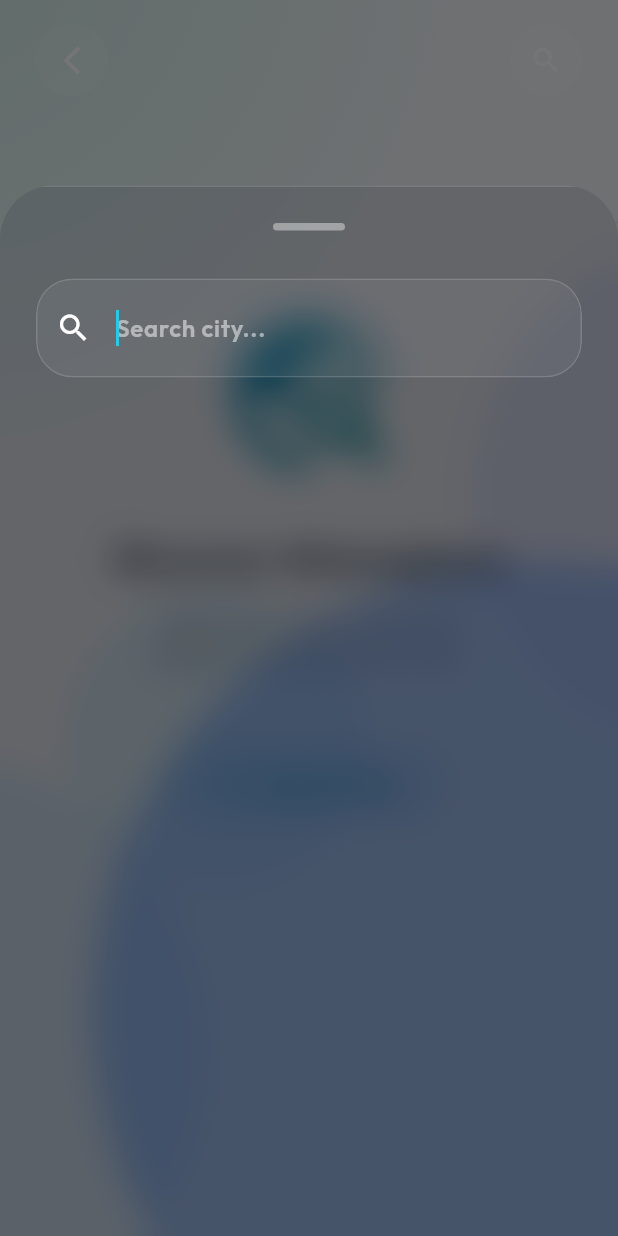
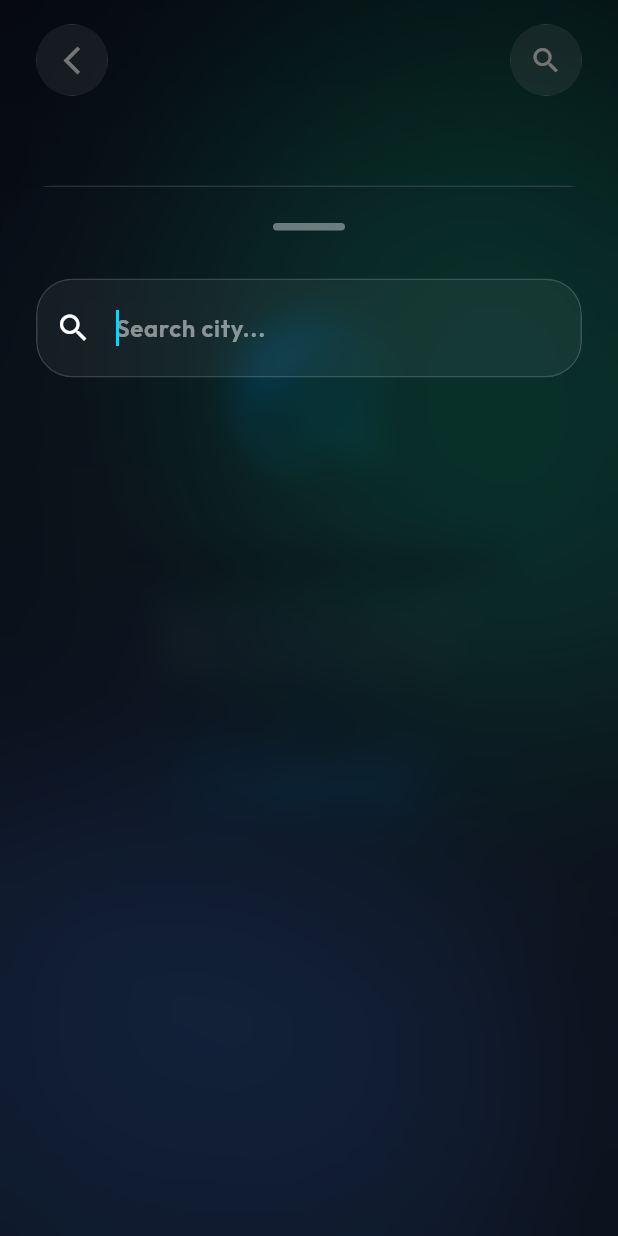
Before and after one commit to gautam1432002/Naxus-Flutter-App, a Flutter app: the AirPulseScreen screen opened directly, after a tap on "Search City", on a phone screen of 412 x 824 dp. Run offline on Flutter 3.47's test engine with Material 3 defaults, Android fonts, the phone set to English and light mode, and no system bars; our stand-ins replace connectivity_plus, flutter_dotenv, flutter_map, flutter_staggered_animations, google_fonts, latlong2 and 3 more; accounts and stored records are empty; network calls fail.

Commit message:
Air Pulse- Background Redesign

```diff
--- a/lib/screens/air_pulse_screen.dart
+++ b/lib/screens/air_pulse_screen.dart
@@ -23,6 +23,10 @@ import '../widgets/tactile_glass_button.dart';
 import '../widgets/nexus_universal_header.dart';
 import '../widgets/weather_illustration.dart';
 import '../services/app_data_store.dart';
+import '../widgets/animated_number_counter.dart';
+import '../widgets/interactive_3d_card.dart';
+import '../widgets/weather_particle_system.dart';
+import '../widgets/breathing_aqi_ring.dart';
 
 enum ActiveDashboardCard { weather, aqi }
 
@@ -336,8 +340,8 @@ class _AirPulseScreenState extends State<AirPulseScreen> {
           child: Container(
             decoration: BoxDecoration(
               borderRadius: BorderRadius.circular(24),
-              color: Colors.white.withValues(alpha: 0.45),
-              border: Border.all(color: Colors.white.withValues(alpha: 0.65), width: 1.2),
+              color: Colors.white.withValues(alpha: 0.20),
+              border: Border.all(color: Colors.white.withValues(alpha: 0.30), width: 1.0),
               boxShadow: [
                 BoxShadow(
                   color: const Color(0xFF0F172A).withValues(alpha: 0.05),
@@ -396,8 +400,8 @@ class _AirPulseScreenState extends State<AirPulseScreen> {
       child: Container(
         decoration: BoxDecoration(
           borderRadius: BorderRadius.circular(24),
-          color: Colors.white.withValues(alpha: 0.45),
-          border: Border.all(color: Colors.white.withValues(alpha: 0.65), width: 1.2),
+          color: Colors.white.withValues(alpha: 0.20),
+          border: Border.all(color: Colors.white.withValues(alpha: 0.30), width: 1.0),
           boxShadow: [
             BoxShadow(
               color: const Color(0xFF0F172A).withValues(alpha: 0.05),
@@ -474,6 +478,7 @@ class _AirPulseScreenState extends State<AirPulseScreen> {
           setState(() => _activeCard = ActiveDashboardCard.weather);
         }
       },
+      child: Interactive3DCard(
         child: AnimatedContainer(
           duration: const Duration(milliseconds: 400),
         decoration: BoxDecoration(
@@ -482,10 +487,10 @@ class _AirPulseScreenState extends State<AirPulseScreen> {
             begin: Alignment.topLeft,
             end: Alignment.bottomRight,
             colors: isActive
-              ? [Colors.white.withValues(alpha: 0.55), Colors.white.withValues(alpha: 0.35)]
-              : [Colors.white.withValues(alpha: 0.30), Colors.white.withValues(alpha: 0.15)],
-          ),
-          border: Border.all(color: Colors.white.withValues(alpha: isActive ? 0.75 : 0.40), width: 1.2),
+              ? [Colors.white.withValues(alpha: 0.35), Colors.white.withValues(alpha: 0.15)]
+              : [Colors.white.withValues(alpha: 0.20), Colors.white.withValues(alpha: 0.05)],
+          ),
+          border: Border.all(color: Colors.white.withValues(alpha: isActive ? 0.40 : 0.20), width: 1.0),
           boxShadow: [
             BoxShadow(
               color: const Color(0xFF0F172A).withValues(alpha: isActive ? 0.08 : 0.03),
@@ -507,8 +512,10 @@ class _AirPulseScreenState extends State<AirPulseScreen> {
                     child: Column(
                       crossAxisAlignment: CrossAxisAlignment.start,
                       children: [
-                        Text(
-                          '${_weather!.temperature.toStringAsFixed(0)}°',
+                        AnimatedNumberCounter(
+                          value: _weather!.temperature,
+                          fractionDigits: 0,
+                          suffix: '°',
                           style: const TextStyle(
                             color: Color(0xFF0F172A),
                             fontSize: 48,
@@ -518,8 +525,11 @@ class _AirPulseScreenState extends State<AirPulseScreen> {
                           ),
                         ),
                         const SizedBox(height: 8),
-                        Text(
-                          'Feels like ${_weather!.feelsLike.toStringAsFixed(0)}°',
+                        AnimatedNumberCounter(
+                          value: _weather!.feelsLike,
+                          fractionDigits: 0,
+                          prefix: 'Feels like ',
+                          suffix: '°',
                           style: const TextStyle(
                             color: Color(0xFF64748B),
                             fontSize: 14,
@@ -558,6 +568,7 @@ class _AirPulseScreenState extends State<AirPulseScreen> {
           ),
         ),
       ),
+      ),
     );
   }
 
@@ -571,6 +582,7 @@ class _AirPulseScreenState extends State<AirPulseScreen> {
           setState(() => _activeCard = ActiveDashboardCard.aqi);
         }
       },
+      child: Interactive3DCard(
         child: AnimatedContainer(
           duration: const Duration(milliseconds: 400),
         decoration: BoxDecoration(
@@ -579,10 +591,10 @@ class _AirPulseScreenState extends State<AirPulseScreen> {
             begin: Alignment.topLeft,
             end: Alignment.bottomRight,
             colors: isActive
-              ? [Colors.white.withValues(alpha: 0.55), Colors.white.withValues(alpha: 0.35)]
-              : [Colors.white.withValues(alpha: 0.30), Colors.white.withValues(alpha: 0.15)],
-          ),
-          border: Border.all(color: Colors.white.withValues(alpha: isActive ? 0.75 : 0.40), width: 1.2),
+              ? [Colors.white.withValues(alpha: 0.35), Colors.white.withValues(alpha: 0.15)]
+              : [Colors.white.withValues(alpha: 0.20), Colors.white.withValues(alpha: 0.05)],
+          ),
+          border: Border.all(color: Colors.white.withValues(alpha: isActive ? 0.40 : 0.20), width: 1.0),
           boxShadow: [
             BoxShadow(
               color: const Color(0xFF0F172A).withValues(alpha: isActive ? 0.08 : 0.03),
@@ -615,18 +627,22 @@ class _AirPulseScreenState extends State<AirPulseScreen> {
                         child: Stack(
                           alignment: Alignment.center,
                           children: [
-                            CustomPaint(
+                            BreathingAqiRing(
+                              aqiVal: _airQuality!.europeanAqi,
+                              child: CustomPaint(
                                 size: const Size(110, 110),
                                 painter: AqiGaugePainter(
                                   value: normalizedValue,
                                   activeColor: activeColor,
                                 ),
                               ),
+                            ),
                             Column(
                               mainAxisSize: MainAxisSize.min,
                               children: [
-                                Text(
-                                  aqiVal.toInt().toString(),
+                                AnimatedNumberCounter(
+                                  value: aqiVal,
+                                  fractionDigits: 0,
                                   style: const TextStyle(
                                     color: Color(0xFF0F172A),
                                     fontSize: 32,
@@ -661,6 +677,7 @@ class _AirPulseScreenState extends State<AirPulseScreen> {
                     ],
                   );
                 },
+              ),
             ),
             ),
           ),
@@ -831,6 +848,13 @@ class _AirPulseScreenState extends State<AirPulseScreen> {
               weather: _weather,
               airQuality: _airQuality,
               activeCard: _activeCard,
+            ),
+          ),
+
+          if (_weather != null)
+            Positioned.fill(
+              child: WeatherParticleSystem(
+                conditionLabel: _weather!.conditionLabel,
               ),
             ),
 
@@ -1287,32 +1311,62 @@ class AtmosphericBackgroundPainter extends CustomPainter {
 
   @override
   void paint(Canvas canvas, Size size) {
-    // 1. Base color interpolation
-    final baseAqi = const Color(0xFFF1F5F9);
-    final isDarkWeather = weather?.conditionLabel.toLowerCase().contains('rain') == true ||
-                          weather?.conditionLabel.toLowerCase().contains('snow') == true;
-    final baseWeather = isDarkWeather ? const Color(0xFFE2E8F0) : const Color(0xFFF1F5F9);
-    final baseColor = Color.lerp(baseAqi, baseWeather, transition)!;
-    canvas.drawColor(baseColor, BlendMode.srcOver);
-
-    // 2. Static Background Elements (Rich, slightly saturated)
-    _drawStaticDecorations(canvas, size);
-
-    // 3. Morphing Ambient AQI -> Weather Elements
-    Color c1 = const Color(0xFF10B981); // AQI Green
-    Color c2 = const Color(0xFF3B82F6); // AQI Blue
-    if (aqi != null) {
-      final aqiVal = aqi!.europeanAqi;
-      if (aqiVal > 66) { c1 = const Color(0xFFEF4444); c2 = const Color(0xFFF97316); }
-      else if (aqiVal > 33) { c1 = const Color(0xFFEAB308); c2 = const Color(0xFFF97316); }
-    }
-
-    final aqiTopLeft = const Offset(-50, -50);
-    final aqiTopLeftRadius = 250.0;
-
-    final aqiBottomRight = Offset(size.width - 50, size.height - 150);
-    final aqiBottomRightRadius = 300.0;
-
+    // 1. Time-of-Day Solar Gradients for Weather Mode
+    final now = DateTime.now();
+    final hour = now.hour + now.minute / 60.0;
+
+    Color topWeatherColor = const Color(0xFF38BDF8); // Day blue
+    Color bottomWeatherColor = const Color(0xFFF1F5F9); // Day light
+
+    if (hour >= 18 || hour < 5) {
+      // Night / Dusk
+      topWeatherColor = const Color(0xFF0F172A);
+      bottomWeatherColor = const Color(0xFF1E293B);
+    } else if (hour >= 16 && hour < 18) {
+      // Sunset
+      topWeatherColor = const Color(0xFFF59E0B);
+      bottomWeatherColor = const Color(0xFFEF4444);
+    } else if (hour >= 5 && hour < 8) {
+      // Sunrise
+      topWeatherColor = const Color(0xFFFCD34D);
+      bottomWeatherColor = const Color(0xFFF472B6);
+    }
+
+    // Base color for AQI Mode
+    Color aqiTopColor = const Color(0xFF0F172A);
+    Color aqiBottomColor = const Color(0xFF1E293B);
+
+    final topColor = Color.lerp(aqiTopColor, topWeatherColor, transition)!;
+    final bottomColor = Color.lerp(aqiBottomColor, bottomWeatherColor, transition)!;
+
+    final bgPaint = Paint()
+      ..shader = ui.Gradient.linear(
+        Offset.zero,
+        Offset(0, size.height),
+        [topColor, bottomColor]
+      );
+    canvas.drawRect(Offset.zero & size, bgPaint);
+
+    // --- AQI Aurora Effect ---
+    if (transition < 1.0) {
+      final aqiVal = aqi?.europeanAqi ?? 0;
+      Color auroraC1 = const Color(0xFF10B981); // Green
+      Color auroraC2 = const Color(0xFF3B82F6); // Blue
+
+      if (aqiVal > 66) {
+        auroraC1 = const Color(0xFFEF4444);
+        auroraC2 = const Color(0xFFF97316);
+      } else if (aqiVal > 33) {
+        auroraC1 = const Color(0xFFEAB308);
+        auroraC2 = const Color(0xFFF97316);
+      }
+
+      final auroraOpacity = 1.0 - transition;
+      _drawAuroraMesh(canvas, size, time, auroraC1, auroraC2, auroraOpacity);
+    }
+
+    // --- Weather Elements ---
+    if (transition > 0.0) {
       String cond = weather?.conditionLabel.toLowerCase() ?? 'clear';
       bool isCloudy = cond.contains('cloud');
       bool isRain = cond.contains('rain') || cond.contains('drizzle') || cond.contains('thunder');
@@ -1320,162 +1374,103 @@ class AtmosphericBackgroundPainter extends CustomPainter {
       bool isClear = !isCloudy && !isRain && !isSnow;
 
       if (isClear) {
-      // Morph Top-Left AQI -> Sun in Top-Right
-      final sunCenter = Offset.lerp(aqiTopLeft, Offset(size.width - 60, 180), transition)!;
-      final sunRadius = ui.lerpDouble(aqiTopLeftRadius, 140.0, transition)!;
-
-      final sunGlow = Paint()
-        ..shader = ui.Gradient.radial(sunCenter, sunRadius * 1.5, [
-          Color.lerp(c1.withValues(alpha: 0.15), const Color(0xFFFDE047).withValues(alpha: 0.4), transition)!,
-          Color.lerp(c1.withValues(alpha: 0.0), const Color(0xFFF59E0B).withValues(alpha: 0.0), transition)!,
-        ]);
-      canvas.drawCircle(sunCenter, sunRadius * 1.5, sunGlow);
-
-      if (transition > 0) {
-        final sunBody = Paint()
-          ..shader = ui.Gradient.linear(
-            Offset(sunCenter.dx, sunCenter.dy - sunRadius),
-            Offset(sunCenter.dx, sunCenter.dy + sunRadius),
-            [
-              Color.lerp(c1.withValues(alpha: 0.0), const Color(0xFFFEF08A), transition)!,
-              Color.lerp(c1.withValues(alpha: 0.0), const Color(0xFFF59E0B), transition)!,
-            ]
-          );
-        canvas.drawCircle(sunCenter, sunRadius * transition, sunBody);
-
-        // Rotating rays
+        _drawGodRays(canvas, size, time, transition);
+      } else if (isCloudy || isRain || isSnow) {
+        _drawVolumetricClouds(canvas, size, time, transition, isRain ? Colors.grey : Colors.white);
+      }
+    }
+
+    // Vignette Overlay
+    final vignette = Paint()
+      ..shader = ui.Gradient.radial(
+        Offset(size.width / 2, size.height / 2),
+        size.height * 0.8,
+        [Colors.transparent, Colors.black.withValues(alpha: 0.4)],
+        [0.4, 1.0],
+      )
+      ..blendMode = BlendMode.multiply;
+    canvas.drawRect(Offset.zero & size, vignette);
+  }
+
+  void _drawAuroraMesh(Canvas canvas, Size size, double t, Color c1, Color c2, double opacity) {
+    final p1 = Paint()
+      ..color = c1.withValues(alpha: opacity * 0.4)
+      ..maskFilter = const MaskFilter.blur(BlurStyle.normal, 100);
+
+    final p2 = Paint()
+      ..color = c2.withValues(alpha: opacity * 0.4)
+      ..maskFilter = const MaskFilter.blur(BlurStyle.normal, 120);
+
+    final x1 = size.width * 0.5 + math.sin(t * math.pi * 2) * size.width * 0.4;
+    final y1 = size.height * 0.3 + math.cos(t * math.pi * 1.5) * size.height * 0.25;
+
+    final x2 = size.width * 0.5 + math.cos(t * math.pi * 2.2) * size.width * 0.4;
+    final y2 = size.height * 0.7 + math.sin(t * math.pi * 1.8) * size.height * 0.25;
+
+    canvas.drawCircle(Offset(x1, y1), 200, p1);
+    canvas.drawCircle(Offset(x2, y2), 250, p2);
+
+    final p3 = Paint()
+      ..color = c1.withValues(alpha: opacity * 0.24)
+      ..maskFilter = const MaskFilter.blur(BlurStyle.normal, 150);
+
+    final x3 = size.width * 0.5 + math.sin(t * math.pi * 1.2) * size.width * 0.5;
+    final y3 = size.height * 0.5 + math.cos(t * math.pi * 2.5) * size.height * 0.35;
+
+    canvas.drawCircle(Offset(x3, y3), 300, p3);
+  }
+
+  void _drawGodRays(Canvas canvas, Size size, double t, double opacity) {
+    canvas.save();
+    canvas.translate(size.width * 0.8, size.height * 0.2); // Sun position
+
     final rayPaint = Paint()
       ..shader = ui.Gradient.linear(
-            Offset.zero, Offset(0, sunRadius + 40),
+        Offset.zero,
+        Offset(-size.width, size.height),
         [
-               const Color(0xFFFDE047).withValues(alpha: 0.5 * transition),
-               const Color(0xFFF59E0B).withValues(alpha: 0.0),
+          Colors.white.withValues(alpha: 0.12 * opacity),
+          Colors.white.withValues(alpha: 0.0),
         ]
       )
-          ..strokeWidth = 8 * transition
-          ..strokeCap = StrokeCap.round;
-
+      ..blendMode = BlendMode.screen;
+
+    final rayCount = 5;
+    for (int i = 0; i < rayCount; i++) {
       canvas.save();
-        canvas.translate(sunCenter.dx, sunCenter.dy);
-        canvas.rotate(time * math.pi * 4); // Slow rotation
-        for (int i=0; i<8; i++) {
-           canvas.save();
-           canvas.rotate(i * math.pi / 4);
-           canvas.drawLine(Offset(0, sunRadius + 10), Offset(0, sunRadius + 60 + math.sin(time * math.pi * 20)*10), rayPaint);
+      double angle = (i * math.pi / 6) + (math.sin(t * math.pi * 2 + i) * 0.05);
+      canvas.rotate(angle);
+
+      final path = Path()
+        ..moveTo(0, -30)
+        ..lineTo(-size.width * 1.5, size.height)
+        ..lineTo(-size.width * 1.1, size.height)
+        ..lineTo(0, 30)
+        ..close();
+
+      canvas.drawPath(path, rayPaint);
       canvas.restore();
     }
     canvas.restore();
   }
 
-      // Morph Bottom-Right AQI -> Soft foreground cloud
-      final cloudCenter = Offset.lerp(aqiBottomRight, Offset(180, size.height - 300), transition)!;
-      final cloudW = ui.lerpDouble(aqiBottomRightRadius * 2, 600, transition)!;
-      final cloudColor = Color.lerp(c2.withValues(alpha: 0.15), Colors.white.withValues(alpha: 0.7), transition)!;
-
-      _drawStylizedCloud(canvas, cloudCenter, cloudW, cloudColor, transition);
-
-    } else if (isCloudy) {
-       // Cloud morphing
-       final cloud1Center = Offset.lerp(aqiTopLeft, Offset(120, 150), transition)!;
-       final cloud1R = ui.lerpDouble(aqiTopLeftRadius, 180, transition)!;
-       final c1Color = Color.lerp(c1.withValues(alpha: 0.15), Colors.white.withValues(alpha: 0.9), transition)!;
-       _drawStylizedCloud(canvas, cloud1Center, cloud1R * 2, c1Color, transition);
-
-       final cloud2Center = Offset.lerp(aqiBottomRight, Offset(size.width - 150, 320), transition)!;
-       final cloud2R = ui.lerpDouble(aqiBottomRightRadius, 250, transition)!;
-       final c2Color = Color.lerp(c2.withValues(alpha: 0.15), const Color(0xFFE2E8F0).withValues(alpha: 0.8), transition)!;
-       _drawStylizedCloud(canvas, cloud2Center, cloud2R * 2, c2Color, transition);
-    } else if (isRain) {
-       // Rain morphing
-       final cloud1Center = Offset.lerp(aqiTopLeft, Offset(size.width/2, 100), transition)!;
-       final cloud1R = ui.lerpDouble(aqiTopLeftRadius, size.width * 0.45, transition)!;
-       final c1Color = Color.lerp(c1.withValues(alpha: 0.15), const Color(0xFF94A3B8).withValues(alpha: 0.8), transition)!;
-       _drawStylizedCloud(canvas, cloud1Center, cloud1R * 2, c1Color, transition);
-
-       final cloud2Center = Offset.lerp(aqiBottomRight, Offset(size.width - 100, 250), transition)!;
-       final cloud2R = ui.lerpDouble(aqiBottomRightRadius, 200, transition)!;
-       final c2Color = Color.lerp(c2.withValues(alpha: 0.15), const Color(0xFF64748B).withValues(alpha: 0.6), transition)!;
-       _drawStylizedCloud(canvas, cloud2Center, cloud2R * 2, c2Color, transition);
-
-       // Large rain streaks and lightning removed per user request
-    } else {
-       // Snow morphing
-       final cloud1Center = Offset.lerp(aqiTopLeft, Offset(size.width/2, 150), transition)!;
-       final cloud1R = ui.lerpDouble(aqiTopLeftRadius, size.width * 0.5, transition)!;
-       final c1Color = Color.lerp(c1.withValues(alpha: 0.15), const Color(0xFFDBEAFE).withValues(alpha: 0.8), transition)!;
-       _drawStylizedCloud(canvas, cloud1Center, cloud1R * 2, c1Color, transition);
-
-       final cloud2Center = Offset.lerp(aqiBottomRight, Offset(size.width - 200, 350), transition)!;
-       final cloud2R = ui.lerpDouble(aqiBottomRightRadius, 250, transition)!;
-       final c2Color = Color.lerp(c2.withValues(alpha: 0.15), Colors.white.withValues(alpha: 0.7), transition)!;
-       _drawStylizedCloud(canvas, cloud2Center, cloud2R * 2, c2Color, transition);
-    }
-  }
-
-  void _drawStylizedCloud(Canvas canvas, Offset center, double width, Color color, double transition) {
-     final floatOffset = math.sin(time * math.pi * 10) * 8 * transition;
-     final c = Offset(center.dx, center.dy + floatOffset);
-
-     final r1 = ui.lerpDouble(width/2, width * 0.28, transition)!;
-     final r2 = ui.lerpDouble(width/2, width * 0.40, transition)!;
-     final r3 = ui.lerpDouble(width/2, width * 0.22, transition)!;
-
-     final d1 = Offset.lerp(Offset.zero, Offset(-width * 0.25, 20), transition)!;
-     final d2 = Offset.lerp(Offset.zero, Offset.zero, transition)!;
-     final d3 = Offset.lerp(Offset.zero, Offset(width * 0.30, 30), transition)!;
-
-     if (transition > 0) {
-       final shadow = Paint()
-         ..color = Colors.black.withValues(alpha: 0.12 * transition)
-         ..maskFilter = const MaskFilter.blur(BlurStyle.normal, 25);
-       canvas.drawCircle(c + d1, r1, shadow);
-       canvas.drawCircle(c + d2, r2, shadow);
-       canvas.drawCircle(c + d3, r3, shadow);
-     }
-
-     final paint = Paint()..color = color;
-     canvas.drawCircle(c + d1, r1, paint);
-     canvas.drawCircle(c + d2, r2, paint);
-     canvas.drawCircle(c + d3, r3, paint);
-
-     if (transition > 0) {
-       final highlight = Paint()
-         ..shader = ui.Gradient.linear(
-           Offset(c.dx, c.dy - width * 0.3),
-           Offset(c.dx, c.dy),
-           [
-             Colors.white.withValues(alpha: 0.6 * transition),
-             Colors.white.withValues(alpha: 0.0),
-           ]
-         );
-       canvas.drawCircle(c + d1, r1, highlight);
-       canvas.drawCircle(c + d2, r2, highlight);
-       canvas.drawCircle(c + d3, r3, highlight);
-     }
-  }
-
-  void _drawStaticDecorations(Canvas canvas, Size size) {
-    final p1 = Paint()
-      ..color = const Color(0xFF60A5FA).withValues(alpha: 0.15)
-      ..style = PaintingStyle.fill;
-    canvas.drawCircle(Offset(-60, size.height * 0.85), 200, p1);
-
-    final p2 = Paint()
-      ..color = const Color(0xFF818CF8).withValues(alpha: 0.12)
-      ..style = PaintingStyle.fill;
-    canvas.drawCircle(Offset(size.width + 80, size.height * 0.4), 180, p2);
-
-    final p3 = Paint()
-      ..color = const Color(0xFF38BDF8).withValues(alpha: 0.1)
-      ..style = PaintingStyle.fill;
-    canvas.drawCircle(Offset(size.width * 0.35, size.height * 0.6), 100, p3);
-
-    final linePaint = Paint()
-      ..color = const Color(0xFF94A3B8).withValues(alpha: 0.15)
-      ..strokeWidth = 1.0;
-
-    canvas.drawLine(Offset(0, size.height * 0.28), Offset(size.width, size.height * 0.18), linePaint);
-    canvas.drawLine(Offset(0, size.height * 0.32), Offset(size.width, size.height * 0.22), linePaint);
+  void _drawVolumetricClouds(Canvas canvas, Size size, double t, double opacity, Color cloudColor) {
+    final p = Paint()
+      ..color = cloudColor.withValues(alpha: 0.08 * opacity)
+      ..maskFilter = const MaskFilter.blur(BlurStyle.normal, 100);
+
+    final x1 = size.width * 0.2 + math.sin(t * math.pi) * 50;
+    final y1 = size.height * 0.15 + math.cos(t * math.pi * 0.8) * 30;
+
+    final x2 = size.width * 0.8 + math.cos(t * math.pi * 1.2) * 60;
+    final y2 = size.height * 0.25 + math.sin(t * math.pi * 1.5) * 40;
+
+    final x3 = size.width * 0.5 + math.sin(t * math.pi * 0.5) * 80;
+    final y3 = size.height * 0.05;
+
+    canvas.drawCircle(Offset(x1, y1), 220, p);
+    canvas.drawCircle(Offset(x2, y2), 260, p);
+    canvas.drawCircle(Offset(x3, y3), 300, p);
   }
 
   @override
```
Also changed, not shown: lib/widgets/animated_number_counter.dart (added, +33 -0 lines), lib/widgets/breathing_aqi_ring.dart (added, +64 -0 lines), lib/widgets/interactive_3d_card.dart (added, +86 -0 lines), lib/widgets/weather_particle_system.dart (added, +151 -0 lines). Lines whose indentation alone changed are shown as unchanged.
